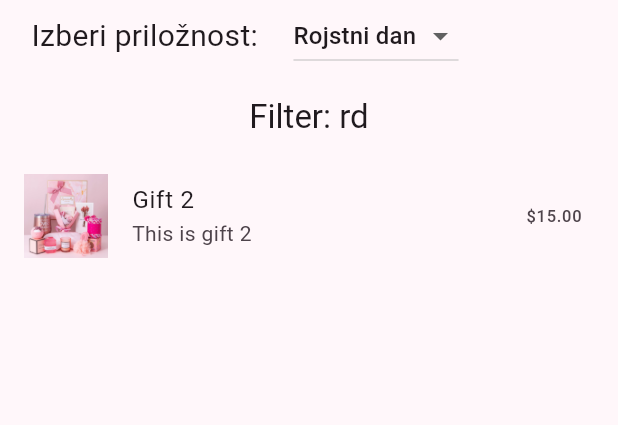
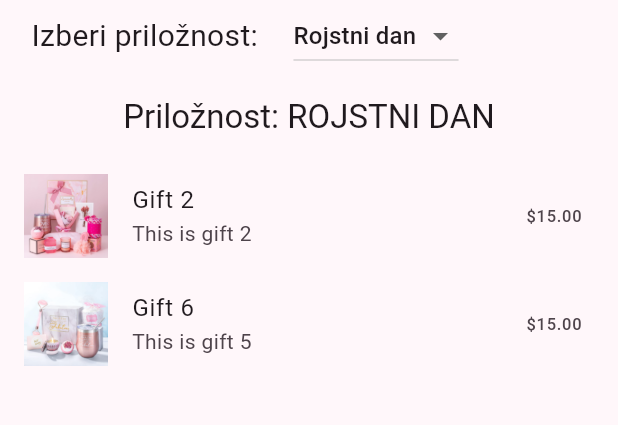
Before and after one commit to evav136/darilko, a Flutter app: the screen it shows after launch, after a tap on "ROJSTNI DAN", on a phone screen of 412 x 824 dp, the part 120-545 px from its top. Run offline on Flutter 3.47's test engine with Material 2 defaults, Android fonts, the phone set to English and light mode, and no system bars; our stand-ins replace isar; accounts and stored records are empty; generated files the repository leaves out were written again.

Commit message:
Dodan delujoč gift screen

```diff
--- a/lib/data/gift_data.dart
+++ b/lib/data/gift_data.dart
@@ -22,7 +22,7 @@ class GiftData {
       price: 15.0,
       picturePath: "assets/rd.jpg",
       stock: 3,
-      filter: "rd"
+      filter: "ROJSTNI DAN"
     );
     Gift gift3 = Gift(
       name: "Gift 3",
@@ -30,7 +30,7 @@ class GiftData {
       price: 15.0,
       picturePath: "assets/valentinovo.jpg",
       stock: 3,
-      filter: "va"
+      filter: "VALENTINOVO"
     );
     Gift gift4 = Gift(
       name: "Gift 4",
@@ -38,7 +38,7 @@ class GiftData {
       price: 15.0,
       picturePath: "assets/obletnica.jpg",
       stock: 3,
-      filter: "ob"
+      filter: "OBLETNICA"
     );
     Gift gift5 = Gift(
       name: "Gift 5",
@@ -48,11 +48,23 @@ class GiftData {
       stock: 3,
       filter: "BOŽIČ"
     );
+    Gift gift6 = Gift(
+      name: "Gift 6",
+      description: "This is gift 5",
+      price: 15.0,
+      picturePath: "assets/rdz2.jpg",
+      stock: 0,
+      filter: "ROJSTNI DAN"
+    );
 
     await isarService.saveGift(gift1);
     await isarService.saveGift(gift2);
     await isarService.saveGift(gift3);
     await isarService.saveGift(gift4);
+    await isarService.saveGift(gift5);
+    await isarService.saveGift(gift6);
+
+
 
 
   }
--- a/lib/main.dart
+++ b/lib/main.dart
@@ -143,7 +143,7 @@ Widget build(BuildContext context) {
             child: Text(
               'Podari darilo svojemu najbližnjemu. ',
               style: TextStyle(
-                fontSize: 15,
+                fontSize: 18,
                 fontWeight: FontWeight.bold,
               ),
             ),
@@ -153,7 +153,7 @@ Widget build(BuildContext context) {
             child: Text(
               'Izberi priložnost: ',
               style: TextStyle(
-                fontSize: 15,
+                fontSize: 17,
               ),
             ),
           ),
@@ -173,7 +173,7 @@ Widget build(BuildContext context) {
                           onTap: () {
                             Navigator.push(
                               context,
-                              MaterialPageRoute(builder: (context) => CatalogueScreen(filter: "va")),
+                              MaterialPageRoute(builder: (context) => CatalogueScreen(filter: "VALENTINOVO")),
                             );
                             // Handle tap on Valentine's Day image
                           },
@@ -208,7 +208,7 @@ Widget build(BuildContext context) {
                           onTap: () {
                             Navigator.push(
                               context,
-                              MaterialPageRoute(builder: (context) => CatalogueScreen(filter: "rd")),
+                              MaterialPageRoute(builder: (context) => CatalogueScreen(filter: "ROJSTNI DAN")),
                             );
                             // Handle tap on Birthday image
                           },
@@ -251,7 +251,7 @@ Widget build(BuildContext context) {
                           onTap: () {
                             Navigator.push(
                               context,
-                              MaterialPageRoute(builder: (context) => CatalogueScreen(filter: "ob")),
+                              MaterialPageRoute(builder: (context) => CatalogueScreen(filter: "OBLETNICA")),
                             );
                             // Handle tap on Anniversary image
                           },
@@ -286,7 +286,7 @@ Widget build(BuildContext context) {
                           onTap: () {
                             Navigator.push(
                               context,
-                              MaterialPageRoute(builder: (context) => CatalogueScreen(filter: "bo")),
+                              MaterialPageRoute(builder: (context) => CatalogueScreen(filter: "BOŽIČ")),
                             );
                             // Handle tap on Christmas image
                           },
--- a/lib/screens/catalogue_screen.dart
+++ b/lib/screens/catalogue_screen.dart
@@ -1,7 +1,7 @@
 import 'package:flutter/material.dart';
 import 'package:darilko/entities/gift.dart';
 import 'package:darilko/services/isar_service.dart';
-
+import 'package:darilko/screens/gift_screen.dart';
 
 class CatalogueScreen extends StatefulWidget {
   late final String filter;
@@ -122,7 +122,7 @@ class _CatalogueScreenState extends State<CatalogueScreen> {
     ),
     SizedBox(height: 16),
     Text(
-      'Filter: ${widget.filter}',
+      'Priložnost: ${widget.filter}',
       style: Theme.of(context).textTheme.headline6,
     ),
     SizedBox(height: 16),
@@ -131,11 +131,21 @@ class _CatalogueScreenState extends State<CatalogueScreen> {
         itemCount: gifts.length,
         itemBuilder: (context, index) {
           final gift = gifts[index];
-          return ListTile(
-            leading: Image.asset(gift.picturePath), // Display the gift image
-            title: Text(gift.name), // Display the gift name
-            subtitle: Text(gift.description), // Display the gift description
-            trailing: Text('\$${gift.price.toStringAsFixed(2)}'), // Display the gift price
+          return GestureDetector(
+        onTap: () {
+          Navigator.push(
+            context,
+            MaterialPageRoute(
+              builder: (context) => GiftScreen(gift: gift),
+            ),
+          );
+        },
+          child: ListTile(
+          leading: Image.asset(gift.picturePath), // Display the gift image
+          title: Text(gift.name), // Display the gift name
+          subtitle: Text(gift.description), // Display the gift description
+          trailing: Text('\$${gift.price.toStringAsFixed(2)}'), // Display the gift price
+        ),
           );
         },
       ),
```
Also changed, not shown: lib/screens/gift_screen.dart (+32 -6 lines), lib/services/isar_service.dart (+21 -10 lines).
